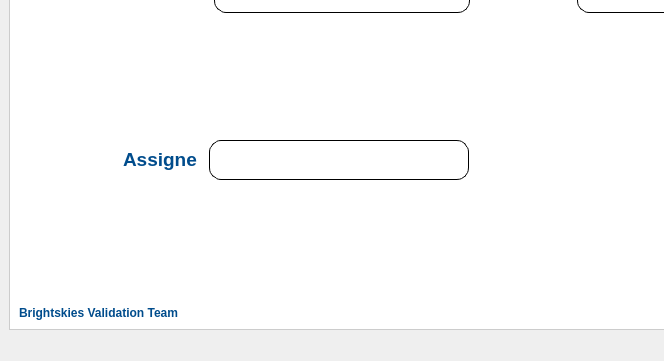
First picture: the form in front.ui, repository ENGaliyasser/J.A.K.Y.A., before the edit; both pictures show x 0 to 664 and y 305 to 666 of the 932 by 666 pixel window.
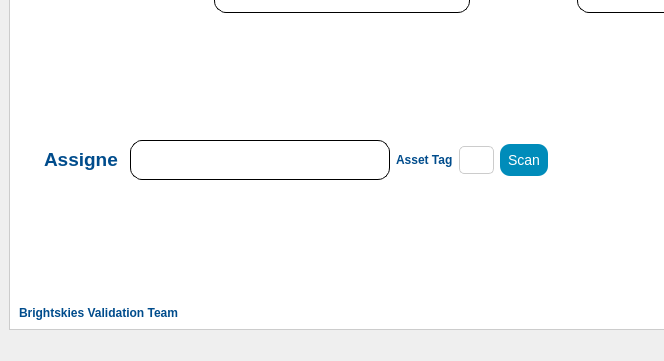
Second picture: the form after the edit. The open tabs and pages were chosen to show the change. Icons and pictures are not drawn.

Commit message: Added Scanning Capabilities

Diff of the .ui file:
```diff
--- a/front.ui
+++ b/front.ui
@@ -805,6 +805,23 @@
               </property>
              </widget>
             </item>
+            <item>
+             <widget class="QLabel" name="label_15">
+              <property name="text">
+               <string>Asset Tag</string>
+              </property>
+             </widget>
+            </item>
+            <item>
+             <widget class="QLineEdit" name="lineEdit"/>
+            </item>
+            <item>
+             <widget class="QPushButton" name="pushButton_Scan">
+              <property name="text">
+               <string>Scan</string>
+              </property>
+             </widget>
+            </item>
            </layout>
           </item>
           <item>
```
The commit also changes 2 other files.
